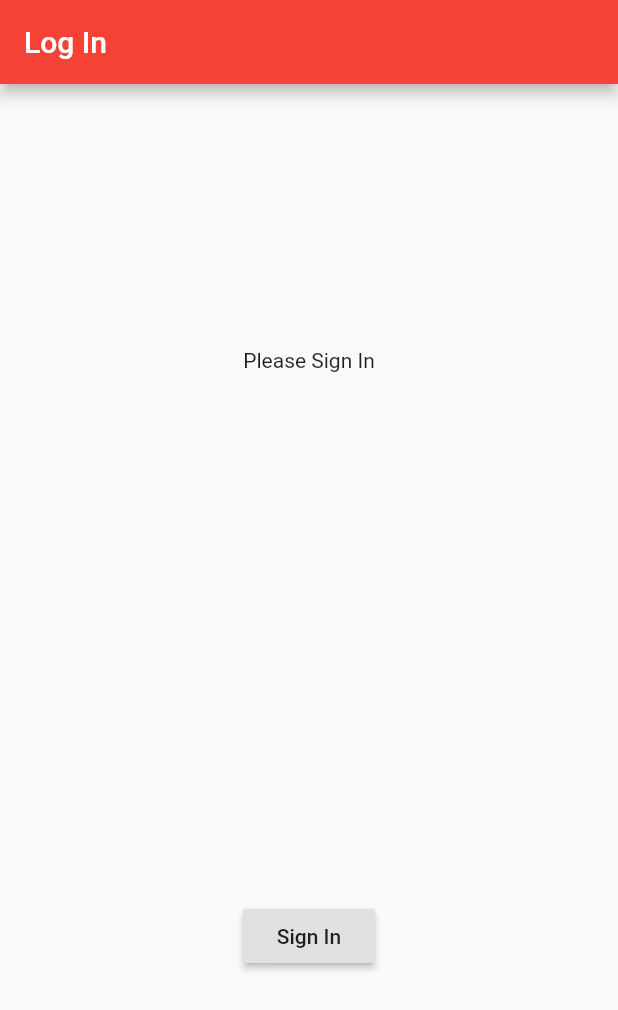
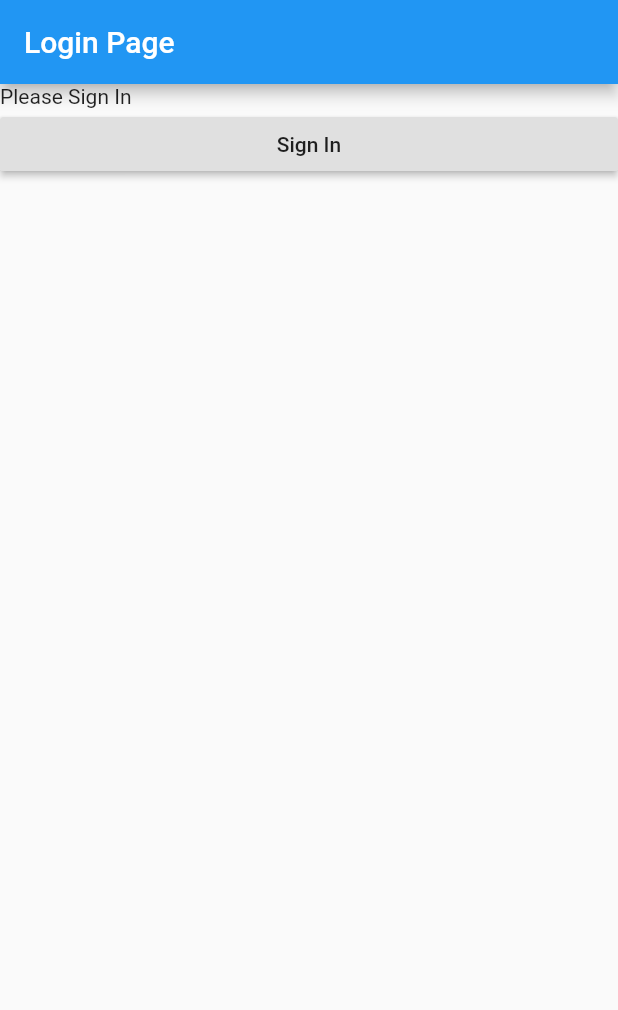
Before and after one commit to Mavirek/Nutrition-Tracker, a Flutter app: the screen it shows after launch, on a phone screen of 412 x 824 dp. Shown: the top 1010 px of the screen. Run offline on Flutter 3.47's test engine with Material 2 defaults, Android fonts, the phone set to English and light mode, and no system bars; our stand-ins replace google_sign_in.

Commit message:
Log IN done, Need Layout Fix

```diff
--- /dev/null
+++ b/nutrition_tracker/lib/auth/login.dart
@@ -0,0 +1,57 @@
+import 'package:flutter/material.dart';
+import 'package:google_sign_in/google_sign_in.dart';
+import 'dart:async';
+import 'package:nutrition_tracker/home.dart';
+
+class LoginPage extends StatelessWidget {
+  GoogleSignIn _googleSignIn = new GoogleSignIn(
+    scopes: [
+      'email',
+      'profile',
+      'openid',
+      'https://www.googleapis.com/auth/contacts.readonly',
+    ],
+  );
+
+  GoogleSignInAccount _currentUser;
+
+  Future<Null> _handleSignIn(BuildContext context) async{
+    try{
+      await _googleSignIn.signIn().then((GoogleSignInAccount account){
+        _currentUser = account;
+        Navigator.of(context).push(new PageRouteBuilder(
+            pageBuilder: (_, __, ___) => HomePage(_currentUser, _googleSignIn)
+          )
+        );
+      });
+    } catch(error){
+      print(error);
+    }
+  }
+
+  @override
+  Widget build(BuildContext context) {
+    // TODO: implement build
+    return new MaterialApp(
+      title: 'Login Page',
+      home: new Scaffold(
+        appBar: new AppBar(
+          title: new Text(
+            'Login Page'
+          ),
+        ),
+        body: new Container(
+          child: new ListView(
+            children: <Widget>[
+              const Text("Please Sign In"),
+              RaisedButton(
+                child: const Text("Sign In"),
+                onPressed: () => _handleSignIn(context),
+              )
+            ],
+          ),
+        ),
+      ),
+    );
+  }
+}
--- a/nutrition_tracker/lib/main.dart
+++ b/nutrition_tracker/lib/main.dart
@@ -1,133 +1,15 @@
-import 'dart:async';
-
 import 'package:flutter/material.dart';
-import 'package:google_sign_in/google_sign_in.dart';
-
-GoogleSignIn _googleSignIn = new GoogleSignIn(
-  scopes: [
-    'email',
-    'profile',
-    'openid',
-    'https://www.googleapis.com/auth/contacts.readonly',
-  ],
-);
+import 'auth/login.dart';
 
 void main() => runApp(new MyApp());
 
 class MyApp extends StatelessWidget {
-  // This widget is the root of your application.
   @override
   Widget build(BuildContext context) {
+    // TODO: implement build
     return new MaterialApp(
       title: 'Nutrition Tracker',
-      theme: new ThemeData(
-        // This is the theme of your application.
-        //
-        // Try running your application with "flutter run". You'll see the
-        // application has a blue toolbar. Then, without quitting the app, try
-        // changing the primarySwatch below to Colors.green and then invoke
-        // "hot reload" (press "r" in the console where you ran "flutter run",
-        // or press Run > Flutter Hot Reload in IntelliJ). Notice that the
-        // counter didn't reset back to zero; the application is not restarted.
-        primarySwatch: Colors.red,
-      ),
-      home: LogInPage()//new MyHomePage(title: 'Nutrition Tracker Log In Page'),
+      home: new LoginPage(),
     );
   }
 }
-class LogInPage extends StatefulWidget {
-  @override
-  State createState() => LogInPageState();
-}
-
-class LogInPageState extends State<LogInPage> {
-  GoogleSignInAccount _currentUser;
-  String _text;
-
-  @override
-  void initState(){
-    super.initState();
-
-    _googleSignIn.onCurrentUserChanged.listen((GoogleSignInAccount account){
-      setState((){
-        _currentUser = account;
-      });
-    });
-    _googleSignIn.signInSilently();
-  }
-  Future<Null> _handleSignIn() async{
-    try{
-      await _googleSignIn.signIn();
-    } catch(error){
-      print(error);
-    }
-  }
-
-  Future<Null> _handleSignOut() async{
-    _googleSignIn.disconnect();
-  }
-
-  Widget _buildBody() {
-    if(_currentUser != null){
-//      Navigator.push(
-//          context,
-//          MaterialPageRoute(
-//              builder: (context) => MyHomePage()
-//          )
-//      );
-      return Column(
-        mainAxisAlignment: MainAxisAlignment.spaceAround,
-        children: <Widget>[
-          ListTile(
-            leading: GoogleUserCircleAvatar(identity: _currentUser),
-            title: Text(_currentUser.displayName),
-            subtitle: Text(_currentUser.email),
-          ),
-          const Text("Signed in Successfully"),
-          RaisedButton(
-            child: const Text("Sign Out"),
-            onPressed: _handleSignOut,
-          )
-        ],
-      );
-    } else{
-      return Column(
-        mainAxisAlignment: MainAxisAlignment.spaceAround,
-        children: <Widget>[
-          const Text("Please Sign In"),
-          RaisedButton(
-            child: const Text("Sign In"),
-            onPressed: _handleSignIn,
-          )
-        ],
-      );
-    }
-
-  }
-
-  Widget build(BuildContext context) {
-    return Scaffold(
-      appBar: AppBar(
-        title: const Text("Log In"),
-      ),
-      body: ConstrainedBox(
-        constraints: const BoxConstraints.expand(),
-        child: _buildBody(),
-      ),
-    );
-  }
-}
-class MyHomePage extends StatelessWidget {
-  Future<Null> _handleSignOut() async{
-    _googleSignIn.disconnect();
-  }
-
-  Widget build(BuildContext context) {
-    return Scaffold(
-      appBar: AppBar(
-        title: const Text("Home Page"),
-      ),
-      floatingActionButton: FloatingActionButton(onPressed: _handleSignOut),
-    );
-  }
-}
```
Also changed, not shown: nutrition_tracker/lib/home.dart (added, +48 -0 lines).
